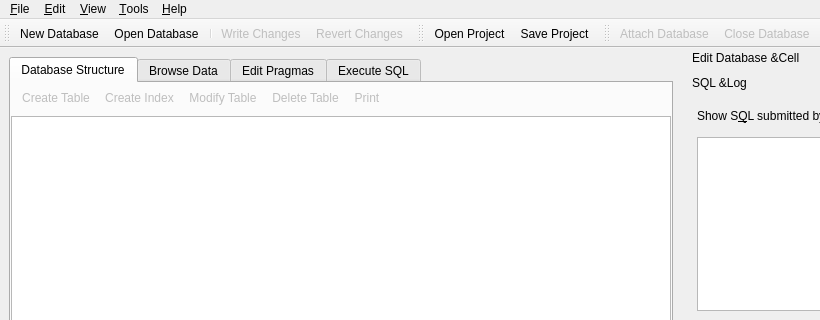
Qt form src/MainWindow.ui (sqlitebrowser/sqlitebrowser) before a commit; both pictures show x 0 to 820 and y 0 to 320 of the 1037 by 630 pixel window.
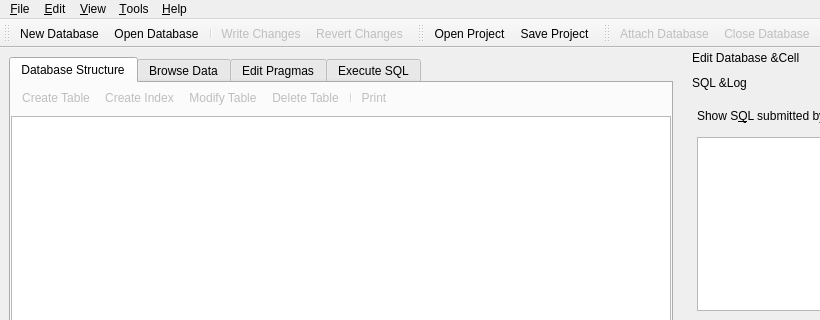
The same form after that commit. Icons and pictures are not drawn. Custom widgets are drawn as their Qt base class.

Commit message: A bit of polishing of the main window user-interface

```diff
--- a/src/MainWindow.ui
+++ b/src/MainWindow.ui
@@ -56,6 +56,7 @@
           <addaction name="editCreateIndexAction"/>
           <addaction name="editModifyObjectAction"/>
           <addaction name="editDeleteObjectAction"/>
+          <addaction name="separator"/>
           <addaction name="actionDbPrint"/>
          </widget>
         </item>
```
The commit also changes 4 other files.
